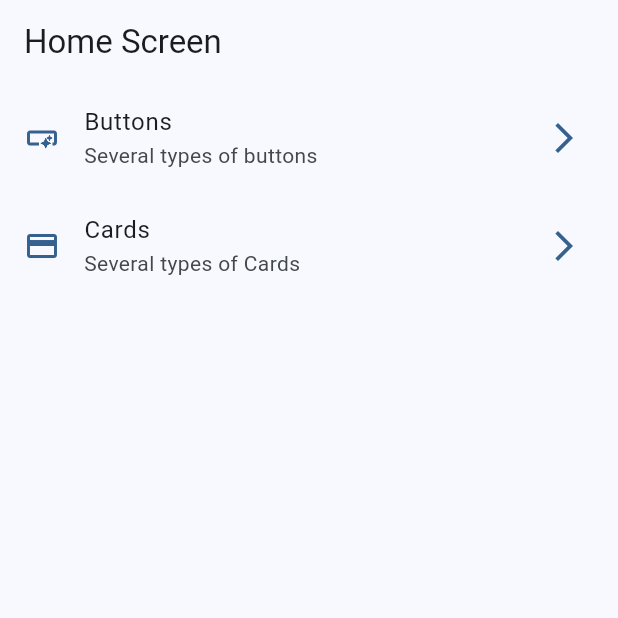
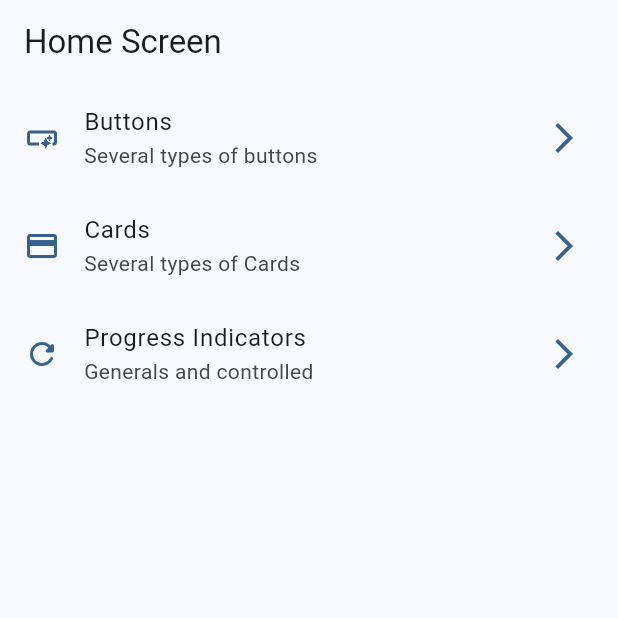
Before and after one commit to codevby/widget-app, a Flutter app: the screen it shows after launch, on a phone screen of 412 x 824 dp, the top half of it. Run offline on Flutter 3.47's test engine with Material 3 defaults, Android fonts, the phone set to English and light mode, and no system bars; our stand-ins replace go_router.

Commit message:
progress indicators done

```diff
--- a/lib/config/menu/menu_items.dart
+++ b/lib/config/menu/menu_items.dart
@@ -27,4 +27,10 @@ const appMenuItems = <MenuItems>[
     link: '/cards',
     icon: Icons.credit_card_outlined,
   ),
+  MenuItems(
+    title: 'Progress Indicators',
+    subtitle: 'Generals and controlled',
+    link: '/progress',
+    icon: Icons.refresh_rounded,
+  ),
 ];
--- a/lib/config/router/app_router.dart
+++ b/lib/config/router/app_router.dart
@@ -3,6 +3,7 @@ import 'package:go_router/go_router.dart';
 import 'package:widgets_app/presentation/screens/buttons/buttons_screen.dart';
 import 'package:widgets_app/presentation/screens/cards/cards_screen.dart';
 import 'package:widgets_app/presentation/screens/home/home_screen.dart';
+import 'package:widgets_app/presentation/screens/progress/progress_screen.dart';
 
 final appRouter = GoRouter(
   initialLocation: '/',
@@ -13,5 +14,9 @@ final appRouter = GoRouter(
       builder: (context, state) => const ButtonsScreen(),
     ),
     GoRoute(path: '/cards', builder: (context, state) => const CardsScreen()),
+    GoRoute(
+      path: '/progress',
+      builder: (context, state) => const ProgressScreen(),
+    ),
   ],
 );
```
Also changed, not shown: lib/presentation/screens/progress/progress_screen.dart (+56 -1 lines).
